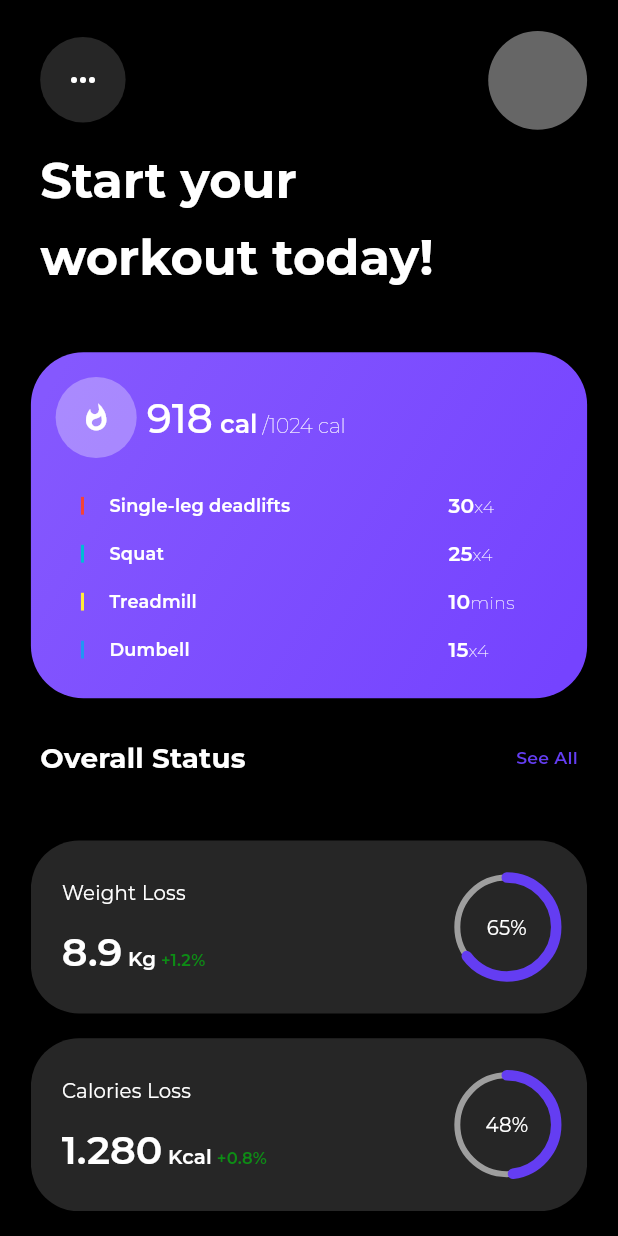
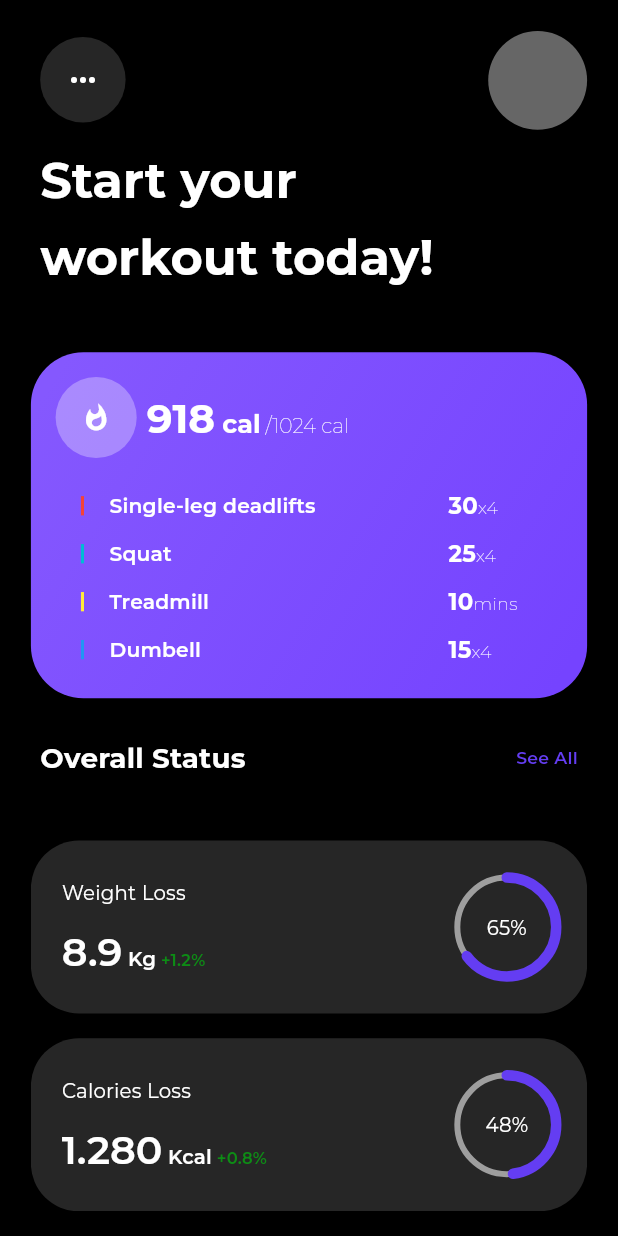
Before and after one commit to bhawesh2002/workout_planner_app_ui, a Flutter app: the screen it shows after launch, on a phone screen of 412 x 824 dp. Run offline on Flutter 3.47's test engine with Material 3 defaults, Android fonts, the phone set to English and light mode, and no system bars; our stand-ins replace google_fonts.

Commit message:
Update font styles and sizes in workout_status_card.dart

```diff
--- a/lib/widgets/workout_status_card.dart
+++ b/lib/widgets/workout_status_card.dart
@@ -85,16 +85,16 @@ Row titleRow(BuildContext context, BoxConstraints constraints) {
           children: [
             TextSpan(
               text: "918",
-              style: Theme.of(context)
-                  .textTheme
-                  .titleLarge
-                  ?.copyWith(fontSize: constraints.maxWidth * 0.08),
+              style: Theme.of(context).textTheme.titleLarge?.copyWith(
+                    fontSize: constraints.maxWidth * 0.08,
+                    fontWeight: FontWeight.bold,
+                  ),
             ),
             TextSpan(
               text: " cal",
               style: Theme.of(context).textTheme.titleLarge?.copyWith(
                   fontSize: constraints.maxWidth * 0.05,
-                  fontWeight: FontWeight.w600),
+                  fontWeight: FontWeight.bold),
             ),
             TextSpan(
               text: " /1024 cal",
@@ -128,7 +128,7 @@ Container exercises(
             children: [
               Container(
                 width: constraints.maxWidth * 0.006,
-                height: constraints.maxHeight * 0.06,
+                height: constraints.maxHeight * 0.065,
                 color: color,
               ),
               SizedBox(
@@ -143,7 +143,7 @@ Container exercises(
                   style: Theme.of(context)
                       .textTheme
                       .titleMedium
-                      ?.copyWith(fontSize: constraints.maxWidth * 0.035),
+                      ?.copyWith(fontSize: constraints.maxWidth * 0.04),
                 ),
               ),
             ],
@@ -157,10 +157,9 @@ Container exercises(
             overflow: TextOverflow.ellipsis,
             text: TextSpan(
               text: reps,
-              style: Theme.of(context)
-                  .textTheme
-                  .titleMedium
-                  ?.copyWith(fontSize: constraints.maxWidth * 0.04),
+              style: Theme.of(context).textTheme.titleMedium?.copyWith(
+                  fontSize: constraints.maxWidth * 0.045,
+                  fontWeight: FontWeight.bold),
               children: [
                 TextSpan(
                   text: units,
```
